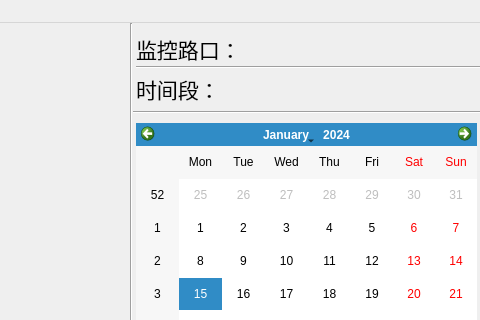
This is gui/Main.ui in 31029/TrafficDetect as Qt 5 draws it before an edit; both pictures show x 674 to 1154 and y 0 to 320 of the 1154 by 885 pixel window. The edited form follows.
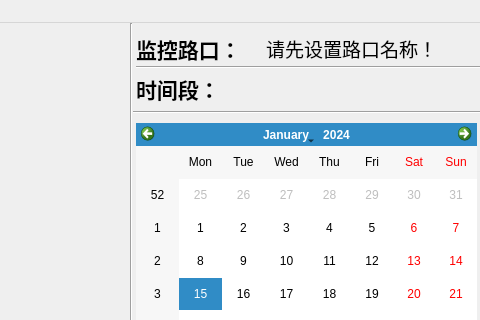
This is the edited form.

What changed in the file:
```diff
--- a/gui/Main.ui
+++ b/gui/Main.ui
@@ -105,6 +105,8 @@
      <font>
       <family>仿宋</family>
       <pointsize>16</pointsize>
+      <weight>75</weight>
+      <bold>true</bold>
      </font>
     </property>
     <property name="text">
@@ -123,11 +125,11 @@
     <property name="font">
      <font>
       <family>仿宋</family>
-      <pointsize>12</pointsize>
+      <pointsize>14</pointsize>
      </font>
     </property>
     <property name="text">
-     <string/>
+     <string>请先设置路口名称！</string>
     </property>
    </widget>
    <widget class="Line" name="line">
@@ -355,6 +357,8 @@
      <font>
       <family>仿宋</family>
       <pointsize>16</pointsize>
+      <weight>75</weight>
+      <bold>true</bold>
      </font>
     </property>
     <property name="text">
```
